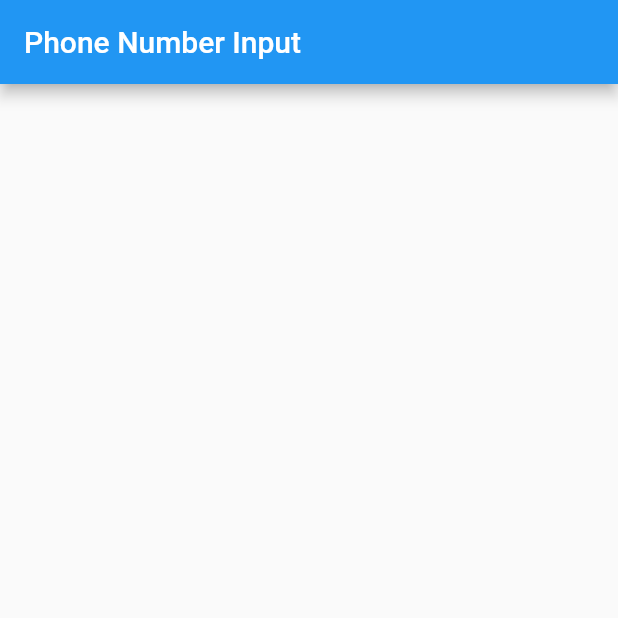
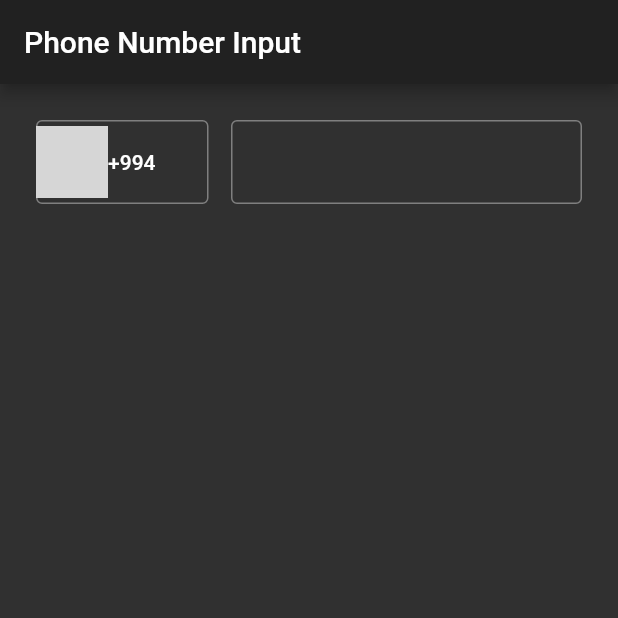
Before and after one commit to fonibo/phonenumbers, a Flutter app: the screen it shows after launch, on a phone screen of 412 x 824 dp, the top half of it. Run offline on Flutter 3.47's test engine with Material 2 defaults, Android fonts, the phone set to English and light mode, and no system bars; network calls fail; grey boxes are pictures that could not be loaded.

```diff
--- a/dataset.json
+++ b/dataset.json
@@ -706,8 +706,8 @@
     "prefix": 39,
     "code": "IT",
     "length": {
-      "min": null,
-      "max": 11
+      "min": 9,
+      "max": 13
     }
   },
   {
--- a/example/lib/main.dart
+++ b/example/lib/main.dart
@@ -13,15 +13,18 @@ class MyApp extends StatelessWidget {
       theme: ThemeData(
         primarySwatch: Colors.blue,
         visualDensity: VisualDensity.adaptivePlatformDensity,
+        brightness: Brightness.dark,
       ),
       home: Scaffold(
         appBar: AppBar(
           title: Text('Phone Number Input'),
         ),
-        body: Column(
-          children: <Widget>[
-            PhoneNumberInput(),
-          ],
+        body: Padding(
+          padding: const EdgeInsets.all(24),
+          child: PhoneNumberField(
+            controller: PhoneNumberEditingController.countryCode('AZ'),
+            decoration: InputDecoration(border: OutlineInputBorder()),
+          ),
         ),
       ),
     );
--- a/lib/phonenumbers.dart
+++ b/lib/phonenumbers.dart
@@ -1,3 +1,5 @@
 library phonenumbers;
 
-export 'src/phonenumber_input.dart';
+export 'src/phonenumber.dart';
+export 'src/controller.dart';
+export 'src/field.dart';
--- /dev/null
+++ b/lib/phonenumbers_countries.dart
@@ -0,0 +1,4 @@
+library phonenumbers_countries;
+
+export 'src/country.dart';
+export 'src/data.dart';
--- /dev/null
+++ b/lib/src/controller.dart
@@ -0,0 +1,58 @@
+import 'package:flutter/widgets.dart';
+
+import 'country.dart';
+import 'phonenumber.dart';
+
+class PhoneNumberEditingController extends ValueNotifier<PhoneNumber> {
+  PhoneNumberEditingController([PhoneNumber value = PhoneNumber.empty])
+      : nationalNumberController =
+            TextEditingController(text: value.nationalNumber),
+        countryListener = ValueNotifier(value.country),
+        super(value) {
+    _initialize();
+  }
+
+  PhoneNumberEditingController.country(Country country)
+      : assert(country != null),
+        nationalNumberController = TextEditingController(),
+        countryListener = ValueNotifier(country),
+        super(PhoneNumber.empty.copyWith(country: country)) {
+    _initialize();
+  }
+
+  factory PhoneNumberEditingController.countryCode(String countryCode) =>
+      PhoneNumberEditingController.country(Country.fromCode(countryCode));
+
+  final TextEditingController nationalNumberController;
+  final ValueNotifier<Country> countryListener;
+
+  Country get country => countryListener.value;
+
+  set country(Country newValue) {
+    countryListener.value = newValue;
+  }
+
+  String get nationalNumber => nationalNumberController.text;
+
+  set nationalNumber(String newValue) {
+    nationalNumberController.text = newValue;
+  }
+
+  @override
+  void dispose() {
+    countryListener.removeListener(_onChange);
+    countryListener.dispose();
+    nationalNumberController.removeListener(_onChange);
+    nationalNumberController.dispose();
+    super.dispose();
+  }
+
+  void _initialize() {
+    countryListener.addListener(_onChange);
+    nationalNumberController.addListener(_onChange);
+  }
+
+  void _onChange() {
+    value = PhoneNumber(country, nationalNumber);
+  }
+}
--- a/lib/src/country.dart
+++ b/lib/src/country.dart
@@ -1,9 +1,45 @@
+import 'dart:math';
+
+import 'package:flutter/foundation.dart';
+import 'data.dart';
+
+@immutable
 abstract class LengthRule {
   factory LengthRule.range(int min, int max) => _RangeLengthRule(min, max);
   factory LengthRule.exact(int length) => _ExactLengthRule(length);
   factory LengthRule.oneOf(List<int> items) => _OneOfLengthRule(items);
 
   bool test(int value);
+  int get maxLength;
+}
+
+@immutable
+class Country {
+  Country(this.name, this.code, this.prefix, this.length)
+      : _prefixStr = prefix.toString(),
+        prefixLength = prefix.toString().length;
+
+  final String name;
+  final String code;
+  final int prefix;
+  final int prefixLength;
+  final LengthRule length;
+  final String _prefixStr;
+
+  bool matches(String normalizedNumber) =>
+      normalizedNumber.startsWith(_prefixStr);
+
+  bool isValidNationalNumber(String nationalNumber) =>
+      length.test(nationalNumber.length);
+
+  bool isValidNumber(String normalizedNumber) =>
+      matches(normalizedNumber) &&
+      length.test(normalizedNumber.length - _prefixStr.length);
+
+  static Country fromCode(String code) {
+    code = code.toUpperCase();
+    return countries.firstWhere((c) => c.code == code);
+  }
 }
 
 class _RangeLengthRule implements LengthRule {
@@ -14,6 +50,9 @@ class _RangeLengthRule implements LengthRule {
 
   @override
   bool test(int value) => value >= min && value <= max;
+
+  @override
+  int get maxLength => max;
 }
 
 class _OneOfLengthRule implements LengthRule {
@@ -23,6 +62,9 @@ class _OneOfLengthRule implements LengthRule {
 
   @override
   bool test(int value) => items.contains(value);
+
+  @override
+  int get maxLength => items.reduce(max);
 }
 
 class _ExactLengthRule implements LengthRule {
@@ -32,13 +74,7 @@ class _ExactLengthRule implements LengthRule {
 
   @override
   bool test(int value) => length == value;
+
+  @override
+  int get maxLength => length;
 }
-
-class Country {
-  Country(this.name, this.code, this.prefix, this.length);
-
-  final String name;
-  final String code;
-  final int prefix;
-  final LengthRule length;
-}
--- a/lib/src/data.dart
+++ b/lib/src/data.dart
@@ -107,7 +107,7 @@ final countries = <Country>[
   Country('Ireland', 'IE', 353, LengthRule.range(7, 11)),
   Country('Isle of Man', 'IM', 441624, LengthRule.exact(6)),
   Country('Israel', 'IL', 972, LengthRule.range(8, 9)),
-  Country('Italy', 'IT', 39, LengthRule.range(null, 11)),
+  Country('Italy', 'IT', 39, LengthRule.range(9, 13)),
   Country('Ivory Coast', 'CI', 225, LengthRule.exact(8)),
   Country('Jamaica', 'JM', 1876, LengthRule.exact(7)),
   Country('Japan', 'JP', 81, LengthRule.range(9, 10)),
--- /dev/null
+++ b/lib/src/field.dart
@@ -0,0 +1,113 @@
+import 'package:flutter/material.dart';
+import 'package:flutter/services.dart';
+
+import 'controller.dart';
+import 'country.dart';
+import 'country_dialog.dart';
+
+class PhoneNumberField extends StatefulWidget {
+  PhoneNumberField({
+    Key key,
+    this.decoration = const InputDecoration(),
+    this.style,
+    PhoneNumberEditingController controller,
+  })  : this.controller = controller ?? PhoneNumberEditingController(),
+        this._selfControlled = controller == null,
+        super(key: key);
+
+  final InputDecoration decoration;
+  final PhoneNumberEditingController controller;
+  final TextStyle style;
+  final bool _selfControlled;
+
+  @override
+  _PhoneNumberFieldState createState() => _PhoneNumberFieldState();
+}
+
+class _PhoneNumberFieldState extends State<PhoneNumberField> {
+  bool _countryCodeFocused = false;
+
+  Future<void> onChangeCountry() async {
+    _countryCodeFocused = true;
+    try {
+      final country = await Navigator.push(
+        context,
+        MaterialPageRoute(
+          builder: (context) => CountryDialog(),
+        ),
+      );
+      print(country);
+      if (country != null) {
+        widget.controller.country = country;
+      }
+    } finally {
+      _countryCodeFocused = false;
+      if (mounted) {
+        setState(() {});
+      }
+    }
+  }
+
+  @override
+  void dispose() {
+    if (widget._selfControlled) {
+      widget.controller.dispose();
+    }
+    super.dispose();
+  }
+
+  @override
+  Widget build(BuildContext context) {
+    final textStyle = widget.style ?? Theme.of(context).textTheme.bodyText1;
+
+    return Row(
+      children: <Widget>[
+        Container(
+          width: 115,
+          margin: const EdgeInsets.only(right: 15),
+          child: GestureDetector(
+            onTap: onChangeCountry,
+            child: ValueListenableBuilder<Country>(
+              valueListenable: widget.controller.countryListener,
+              builder: (context, value, child) => InputDecorator(
+                textAlignVertical: TextAlignVertical.center,
+                isFocused: _countryCodeFocused,
+                decoration: widget.decoration.copyWith(
+                  prefixIcon: value == null
+                      ? null
+                      : Image.network(
+                          'https://www.countryflags.io/${value.code}/flat/24.png',
+                          width: 24,
+                          height: 24,
+                        ),
+                  prefix: null,
+                  prefixText: null,
+                  suffixIcon: null,
+                  suffixText: null,
+                  suffix: null,
+                ),
+                child: Text(
+                  value != null ? '+${value.prefix}' : '+',
+                  style: textStyle,
+                ),
+              ),
+            ),
+          ),
+        ),
+        Expanded(
+          child: ValueListenableBuilder<Country>(
+            valueListenable: widget.controller.countryListener,
+            builder: (context, value, child) => TextField(
+              controller: widget.controller.nationalNumberController,
+              style: textStyle,
+              decoration: widget.decoration.copyWith(counterText: ''),
+              keyboardType: TextInputType.number,
+              inputFormatters: [FilteringTextInputFormatter.digitsOnly],
+              maxLength: value?.length?.maxLength ?? 15,
+            ),
+          ),
+        ),
+      ],
+    );
+  }
+}
--- /dev/null
+++ b/lib/src/phonenumber.dart
@@ -0,0 +1,100 @@
+import 'package:flutter/foundation.dart';
+
+import 'country.dart';
+import 'data.dart';
+
+@immutable
+class PhoneNumber {
+  const PhoneNumber._({
+    this.country,
+    this.nationalNumber,
+    this.formattedNumber,
+    this.isValid,
+  });
+
+  final Country country;
+  final String nationalNumber;
+  final String formattedNumber;
+  final bool isValid;
+
+  static const empty = PhoneNumber._(
+    country: null,
+    nationalNumber: '',
+    formattedNumber: '',
+    isValid: false,
+  );
+
+  @override
+  String toString() => formattedNumber;
+
+  PhoneNumber copyWith({
+    Country country,
+    String nationalNumber,
+    String formattedNumber,
+    bool isValid,
+  }) =>
+      PhoneNumber._(
+        country: country ?? this.country,
+        nationalNumber: nationalNumber ?? this.nationalNumber,
+        formattedNumber: formattedNumber ?? this.formattedNumber,
+        isValid: isValid ?? this.isValid,
+      );
+
+  static String normalize(String number) {
+    return number.split('').where((c) => int.tryParse(c) != null).join();
+  }
+
+  factory PhoneNumber(Country country, String nationalNumber) {
+    ArgumentError.checkNotNull(country, 'country');
+    ArgumentError.checkNotNull(nationalNumber, 'nationalNumber');
+
+    final normalizedNationalNumber = normalize(nationalNumber);
+
+    return PhoneNumber._(
+      country: country,
+      nationalNumber: normalizedNationalNumber,
+      formattedNumber: '+${country.prefix}$normalizedNationalNumber',
+      isValid: country.isValidNationalNumber(normalizedNationalNumber),
+    );
+  }
+
+  factory PhoneNumber.countryCode(String countryCode, String nationalNumber) {
+    ArgumentError.checkNotNull(countryCode, 'countryCode');
+
+    return PhoneNumber(Country.fromCode(countryCode), nationalNumber);
+  }
+
+  factory PhoneNumber.parse(String value) {
+    ArgumentError.checkNotNull(value, 'value');
+
+    final normalizedValue = normalize(value);
+    final matchedCountries = countries.where((c) => c.matches(value)).toList();
+
+    for (var item in matchedCountries) {
+      if (item.isValidNumber(normalizedValue)) {
+        return PhoneNumber._(
+          nationalNumber: normalizedValue.substring(item.prefixLength),
+          formattedNumber: '+${item.prefix}$normalizedValue',
+          country: item,
+          isValid: true,
+        );
+      }
+    }
+
+    if (matchedCountries.isNotEmpty) {
+      return PhoneNumber._(
+        country: matchedCountries.first,
+        nationalNumber: normalizedValue,
+        formattedNumber: '+${matchedCountries.first.prefix}$normalizedValue',
+        isValid: false,
+      );
+    }
+
+    return PhoneNumber._(
+      country: null,
+      nationalNumber: normalizedValue,
+      formattedNumber: '+$normalizedValue',
+      isValid: false,
+    );
+  }
+}
```
Also changed, not shown: lib/src/country_dialog.dart (added, +125 -0 lines), lib/src/phonenumber_input.dart (deleted, +0 -13 lines).
